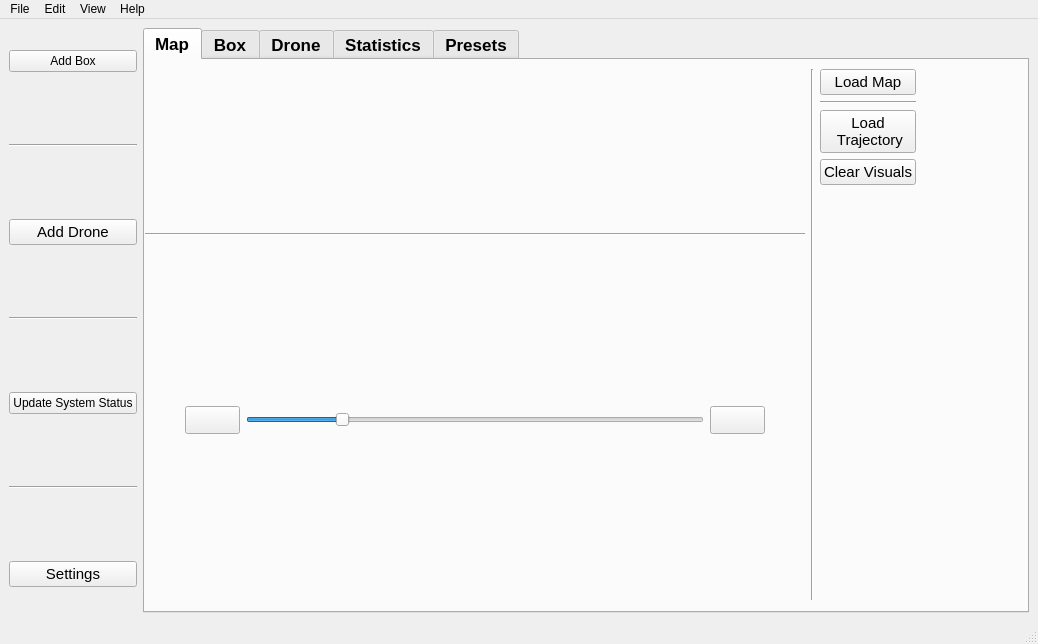
The window that ros2_ws/src/hmi/ui/mainwindow.ui (Samwise101/EiRT-AscenD-Robotics) describes before a commit, drawn with Qt 5.
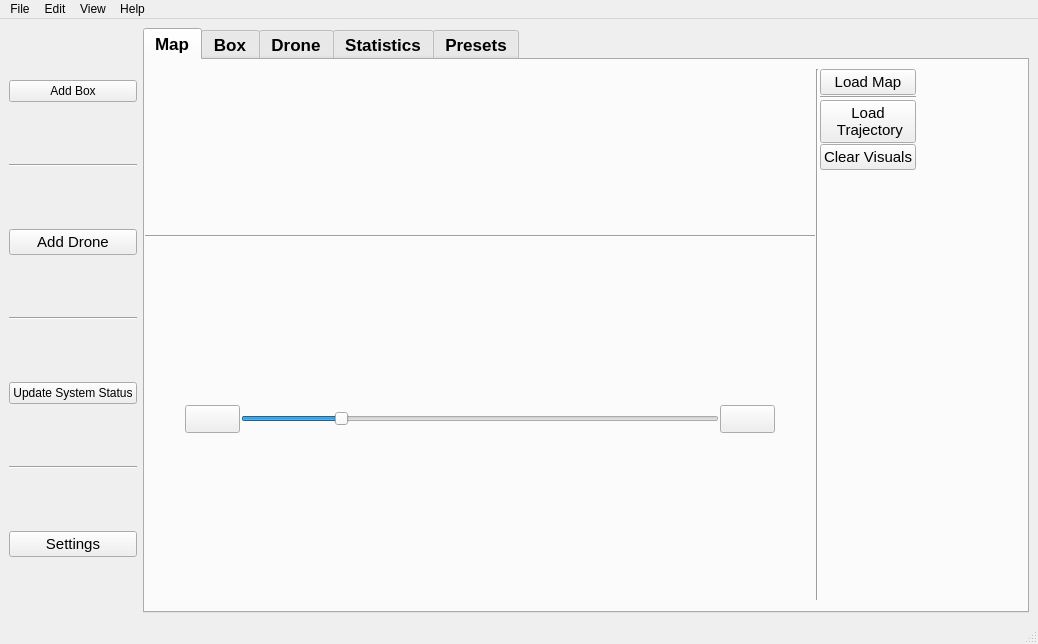
The same window after the commit. The open tabs and pages were chosen to show the change. Icons and pictures are not drawn.

Patch:
```diff
--- a/ros2_ws/src/hmi/ui/mainwindow.ui
+++ b/ros2_ws/src/hmi/ui/mainwindow.ui
@@ -32,7 +32,7 @@
       <item>
        <layout class="QVBoxLayout" name="verticalLayout">
         <property name="spacing">
-         <number>50</number>
+         <number>10</number>
         </property>
         <item>
          <widget class="QPushButton" name="addBox">
@@ -156,7 +156,10 @@
               <height>531</height>
              </rect>
             </property>
-            <layout class="QHBoxLayout" name="horizontalLayout_8">
+            <layout class="QHBoxLayout" name="horizontalLayout_8" stretch="50,0,0">
+             <property name="spacing">
+              <number>1</number>
+             </property>
              <item>
               <layout class="QVBoxLayout" name="map_layout" stretch="0,0,0">
                <item>
```
Left out of the diff: 2 changed lines with no effect on the pictures.
